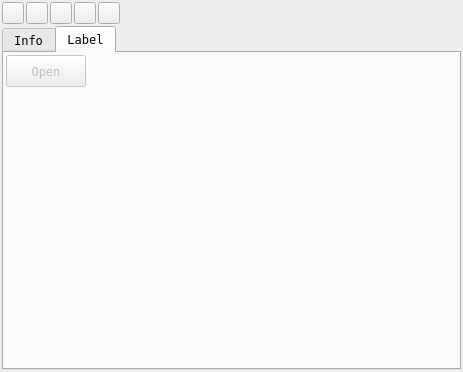
First picture: the form in src/libs/qiwigui/qiwiposttabs.ui, repository Pastor/qqiwipost, before the edit.
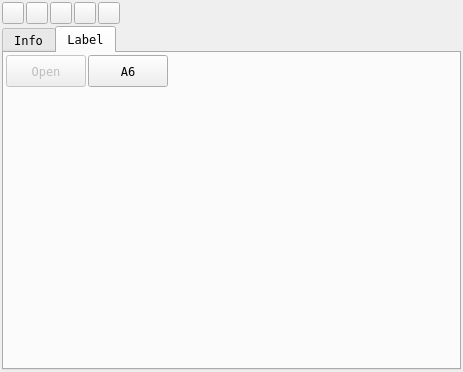
Second picture: the form after the edit. The open tabs and pages were chosen to show the change. Icons and pictures are not drawn.

What changed in the file:
```diff
--- a/src/libs/qiwigui/qiwiposttabs.ui
+++ b/src/libs/qiwigui/qiwiposttabs.ui
@@ -226,19 +226,6 @@
          </property>
         </widget>
        </item>
-       <item row="0" column="1">
-        <spacer name="horizontalSpacer_2">
-         <property name="orientation">
-          <enum>Qt::Horizontal</enum>
-         </property>
-         <property name="sizeHint" stdset="0">
-          <size>
-           <width>369</width>
-           <height>20</height>
-          </size>
-         </property>
-        </spacer>
-       </item>
        <item row="1" column="0">
         <spacer name="verticalSpacer">
          <property name="orientation">
@@ -252,6 +239,38 @@
          </property>
         </spacer>
        </item>
+       <item row="0" column="2">
+        <spacer name="horizontalSpacer_2">
+         <property name="orientation">
+          <enum>Qt::Horizontal</enum>
+         </property>
+         <property name="sizeHint" stdset="0">
+          <size>
+           <width>369</width>
+           <height>20</height>
+          </size>
+         </property>
+        </spacer>
+       </item>
+       <item row="0" column="1">
+        <widget class="QPushButton" name="pbA6">
+         <property name="minimumSize">
+          <size>
+           <width>0</width>
+           <height>32</height>
+          </size>
+         </property>
+         <property name="maximumSize">
+          <size>
+           <width>16777215</width>
+           <height>32</height>
+          </size>
+         </property>
+         <property name="text">
+          <string>A6</string>
+         </property>
+        </widget>
+       </item>
       </layout>
      </widget>
     </widget>
```
